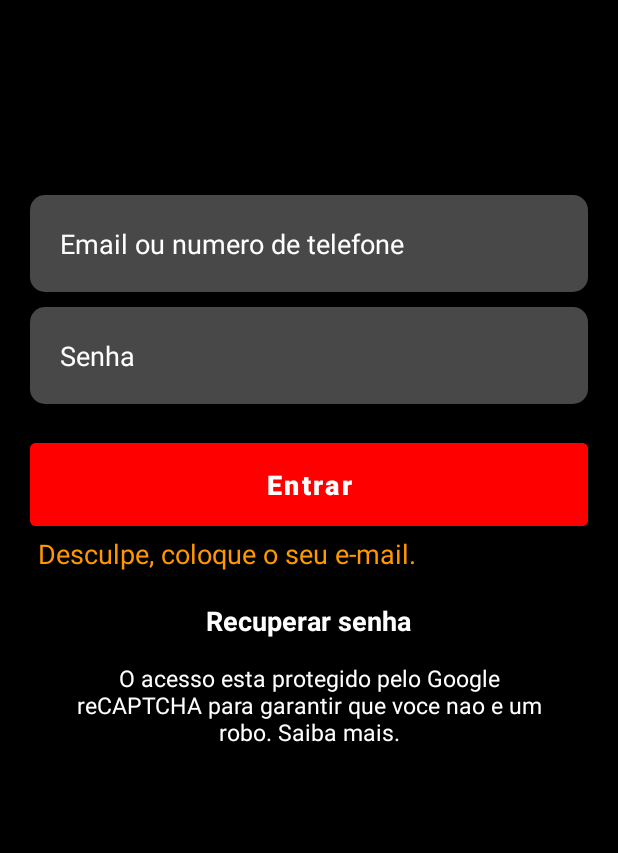
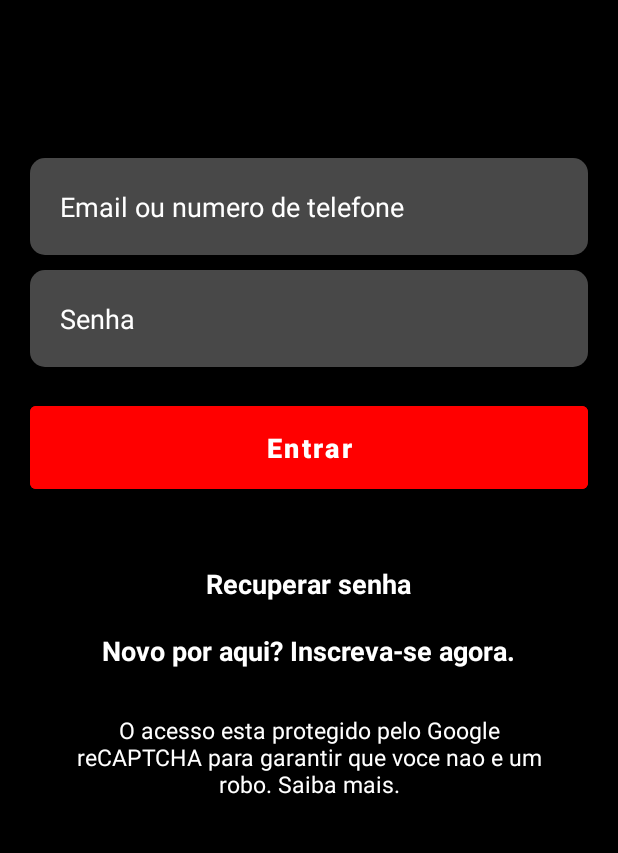
Before and after one commit to GuerraAna/app-netflix-clone-udemy, an Android app: the screen it shows after launch (FormLogin), on a phone screen of 412 x 824 dp, the part 84-937 px from its top. Run offline under Robolectric (Android 15) with nearby library versions, the phone set to English and light mode, and no system bars.

Commit message:
Cadastro Layout

```diff
--- a/app/build.gradle
+++ b/app/build.gradle
@@ -30,6 +30,9 @@ android {
     kotlinOptions {
         jvmTarget = '1.8'
     }
+    buildFeatures {
+        viewBinding true
+    }
 }
 
 dependencies {
--- a/app/src/main/AndroidManifest.xml
+++ b/app/src/main/AndroidManifest.xml
@@ -9,7 +9,8 @@
         android:roundIcon="@mipmap/ic_launcher_round"
         android:supportsRtl="true"
         android:theme="@style/Theme.NetflixCloneUdemy">
-        <activity android:name=".FormLogin"></activity>
+        <activity android:name=".FormCadastro"></activity>
+        <activity android:name=".FormLogin" />
         <activity android:name=".MainActivity">
             <intent-filter>
                 <action android:name="android.intent.action.MAIN" />
--- a/app/src/main/java/br/com/netflixcloneudemy/FormLogin.kt
+++ b/app/src/main/java/br/com/netflixcloneudemy/FormLogin.kt
@@ -1,15 +1,26 @@
 package br.com.netflixcloneudemy
 
+import android.content.Intent
 import androidx.appcompat.app.AppCompatActivity
 import android.os.Bundle
+import br.com.netflixcloneudemy.databinding.ActivityFormLoginBinding
 
 class FormLogin : AppCompatActivity() {
 
+    private lateinit var binding: ActivityFormLoginBinding
+
     override fun onCreate(savedInstanceState: Bundle?) {
         super.onCreate(savedInstanceState)
-        setContentView(R.layout.activity_form_login)
+        binding = ActivityFormLoginBinding.inflate(layoutInflater)
+        setContentView(binding.root)
 
         supportActionBar!!.hide()
 
+        val buttonLogin = binding.btEntrar
+        buttonLogin.setOnClickListener {
+            val intent = Intent(this, FormCadastro::class.java)
+            startActivity(intent)
+        }
+
     }
 }
--- a/app/src/main/java/br/com/netflixcloneudemy/MainActivity.kt
+++ b/app/src/main/java/br/com/netflixcloneudemy/MainActivity.kt
@@ -17,7 +17,6 @@ class MainActivity : AppCompatActivity() {
               startLogin()
         }, 2000)
     }
-
     fun startLogin() {
         val intent = Intent(this, FormLogin::class.java)
         startActivity(intent)
--- /dev/null
+++ b/app/src/main/res/drawable/edit_text_cadastro.xml
@@ -0,0 +1,6 @@
+<?xml version="1.0" encoding="utf-8"?>
+<shape xmlns:android="http://schemas.android.com/apk/res/android">
+    <solid android:color="@color/white"/>
+    <stroke android:color="@color/gray" android:width="3dp"/>
+    <corners android:radius="10dp"/>
+</shape>
--- a/app/src/main/res/layout/activity_form_login.xml
+++ b/app/src/main/res/layout/activity_form_login.xml
@@ -1,9 +1,9 @@
 <?xml version="1.0" encoding="utf-8"?>
-<LinearLayout xmlns:android="http://schemas.android.com/apk/res/android"
+<LinearLayout
+    xmlns:android="http://schemas.android.com/apk/res/android"
     xmlns:tools="http://schemas.android.com/tools"
     android:layout_width="match_parent"
     android:layout_height="match_parent"
-    xmlns:app="http://schemas.android.com/apk/res-auto"
     tools:context=".FormLogin"
     android:orientation="vertical"
     android:background="@color/black">
@@ -19,7 +19,7 @@
         android:id="@+id/et_login_email"
         android:layout_width="match_parent"
         android:layout_height="wrap_content"
-        android:layout_marginTop="130dp"
+        android:layout_marginTop="105dp"
         android:layout_marginStart="20dp"
         android:layout_marginEnd="20dp"
         android:padding="20dp"
@@ -61,12 +61,11 @@
         android:layout_marginTop="20dp"
         android:padding="15dp"/>
 
-
     <TextView
         android:id="@+id/tv_mensagem_erro"
         android:layout_width="match_parent"
         android:layout_height="wrap_content"
-        android:text="@string/tv_mensagem_erro"
+        android:text=""
         android:textColor="@color/text_view_error_color"
         android:textSize="18sp"
         android:layout_marginStart="25dp"
@@ -88,10 +87,21 @@
         android:layout_width="wrap_content"
         android:layout_height="wrap_content"
         android:text="@string/tv_novo_por_aqui"
+        android:textSize="18sp"
+        android:textColor="@color/white"
+        android:textStyle="bold"
+        android:layout_marginTop="20dp"
+        android:layout_gravity="center"/>
+
+    <TextView
+        android:id="@+id/tv_acesso_google"
+        android:layout_width="wrap_content"
+        android:layout_height="wrap_content"
+        android:text="@string/tv_acesso_google"
         android:textSize="15sp"
         android:textAlignment="center"
         android:textColor="@color/white"
-        android:layout_marginTop="15dp"
+        android:layout_marginTop="30dp"
         android:layout_marginStart="40dp"
         android:layout_marginEnd="40dp"
         android:layout_gravity="center"/>
--- a/app/src/main/res/values/colors.xml
+++ b/app/src/main/res/values/colors.xml
@@ -12,4 +12,6 @@
     <!--Login Layout Colors-->
     <color name="shape_color">#484848</color>
     <color name="text_view_error_color">#FF9800</color>
+    <!--Cadastro Layout Colors-->
+    <color name="gray">#B8B8B8</color>
 </resources>
--- a/app/src/main/res/values/strings.xml
+++ b/app/src/main/res/values/strings.xml
@@ -3,9 +3,14 @@
     <!--String Login-->
     <string name="et_login_email">Email ou numero de telefone</string>
     <string name="et_login_senha">Senha</string>
-    <string name="tv_mensagem_erro">Desculpe, coloque o seu e-mail.</string>
     <string name="bt_entrar">Entrar</string>
     <string name="tv_recuperar_senha">Recuperar senha</string>
-    <string name="tv_novo_por_aqui">O acesso esta protegido pelo Google reCAPTCHA para garantir que voce nao e um robo. Saiba mais.</string>
-    <!--String-->
+    <string name="tv_acesso_google">O acesso esta protegido pelo Google reCAPTCHA para garantir que voce nao e um robo. Saiba mais.</string>
+    <string name="tv_novo_por_aqui">Novo por aqui? Inscreva-se agora.</string>
+    <!--String Cadastro-->
+    <string name="tv_primeira_informacao">Informe seu email e senha para iniciar a sua assinatura</string>
+    <string name="tv_criar_conta">Crie sua conta.</string>
+    <string name="et_email_cadastro">Email</string>
+    <string name="et_senha_cadastro">Senha</string>
+    <string name="bt_cadastrar">Cadastrar</string>
 </resources>
```
Also changed, not shown: app/src/main/java/br/com/netflixcloneudemy/FormCadastro.kt (added, +22 -0 lines), app/src/main/res/layout/activity_form_cadastro.xml (added, +95 -0 lines).
